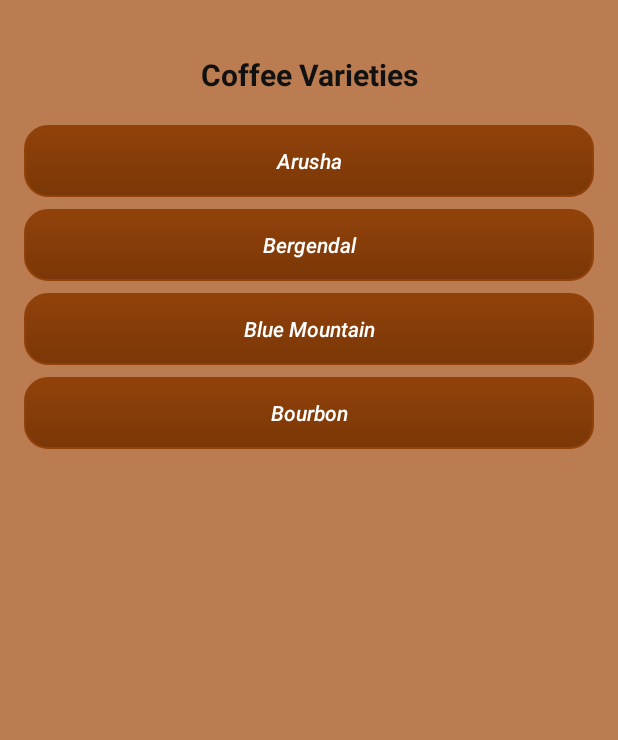
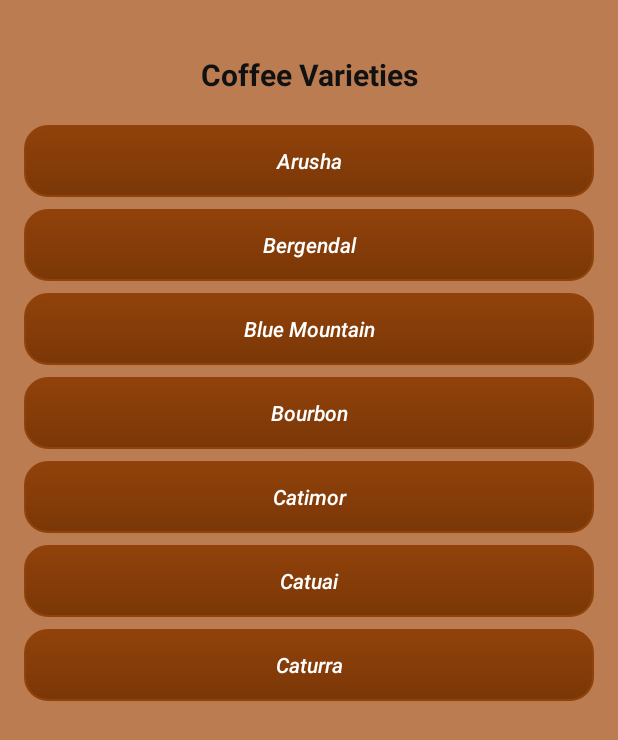
Before and after one commit to SevaRock/CoffeePediaNew, an Android app: the VarietiesActivity screen opened directly, with no data from a screen before it, on a phone screen of 412 x 824 dp. Shown: the top 740 px of the screen. Run offline under Robolectric (Android 15) with nearby library versions, the phone set to English and light mode, and no system bars.

Commit message:
Buttons added to varieties

```diff
--- a/app/src/main/res/layout/activity_varieties.xml
+++ b/app/src/main/res/layout/activity_varieties.xml
@@ -76,6 +76,39 @@
                 android:textColor="#ffffff"
                 android:layout_marginBottom="8dp"/>
 
+            <Button
+                android:layout_width="match_parent"
+                android:layout_height="wrap_content"
+                android:id="@+id/Catimor"
+                android:background="@drawable/coffeebutton"
+                android:textStyle="italic"
+                android:text="Catimor"
+                android:textAllCaps="false"
+                android:textColor="#ffffff"
+                android:layout_marginBottom="8dp"/>
+
+            <Button
+                android:layout_width="match_parent"
+                android:layout_height="wrap_content"
+                android:id="@+id/Catuai"
+                android:background="@drawable/coffeebutton"
+                android:textStyle="italic"
+                android:text="Catuai"
+                android:textAllCaps="false"
+                android:textColor="#ffffff"
+                android:layout_marginBottom="8dp"/>
+
+            <Button
+                android:layout_width="match_parent"
+                android:layout_height="wrap_content"
+                android:id="@+id/Caturra"
+                android:background="@drawable/coffeebutton"
+                android:textStyle="italic"
+                android:text="Caturra"
+                android:textAllCaps="false"
+                android:textColor="#ffffff"
+                android:layout_marginBottom="8dp"/>
+
 
 
 
```
